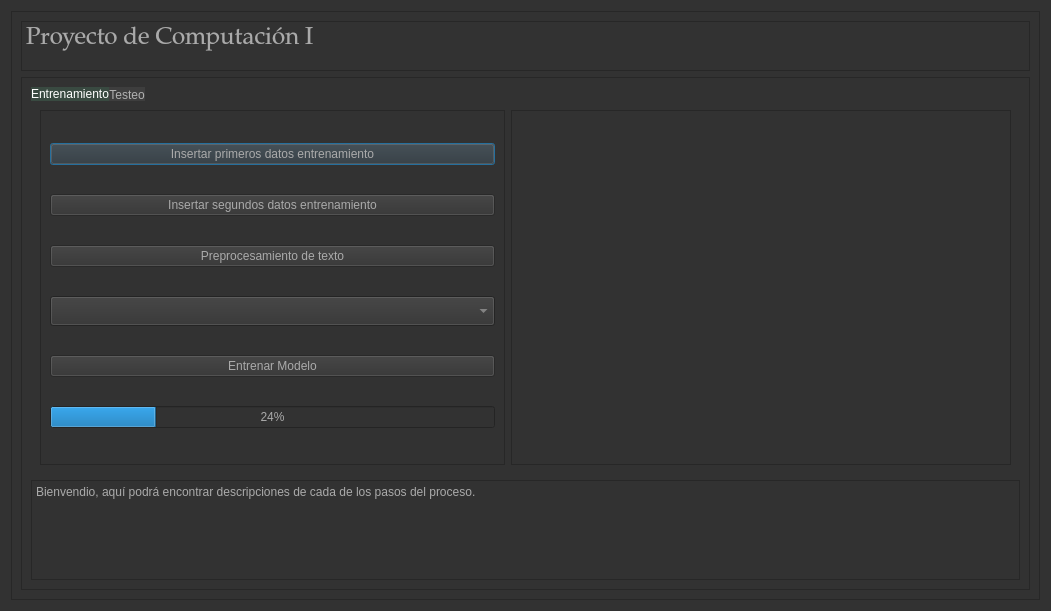
Qt form main.ui (clxudiajazmin/Clasificador-de-noticias) before a commit.
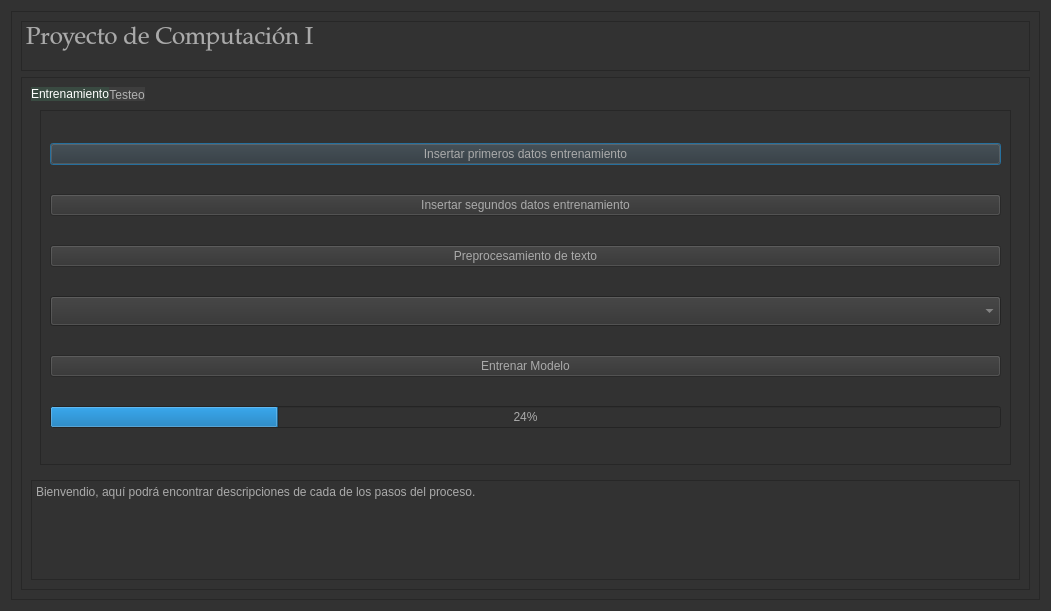
The same form after that commit.

Diff of the .ui file:
```diff
--- a/main.ui
+++ b/main.ui
@@ -416,22 +416,6 @@
                </layout>
               </widget>
              </item>
-             <item>
-              <widget class="QFrame" name="frameModels">
-               <property name="minimumSize">
-                <size>
-                 <width>500</width>
-                 <height>100</height>
-                </size>
-               </property>
-               <property name="frameShape">
-                <enum>QFrame::StyledPanel</enum>
-               </property>
-               <property name="frameShadow">
-                <enum>QFrame::Raised</enum>
-               </property>
-              </widget>
-             </item>
             </layout>
            </widget>
            <widget class="QWidget" name="tabTest">
```
